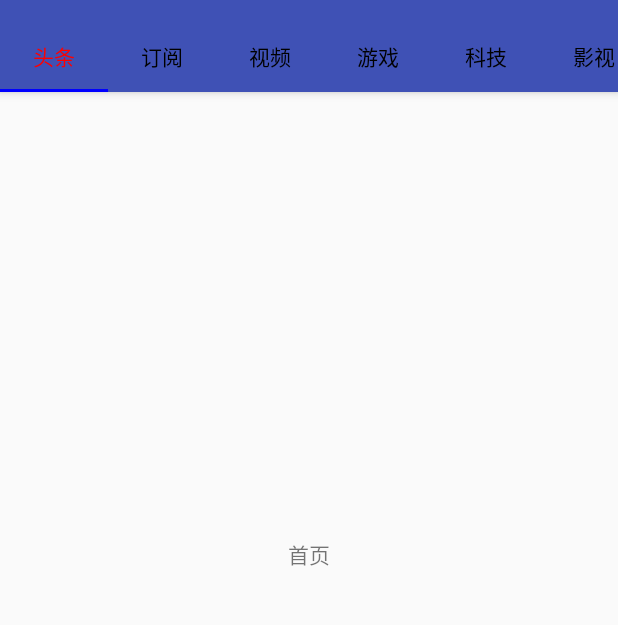
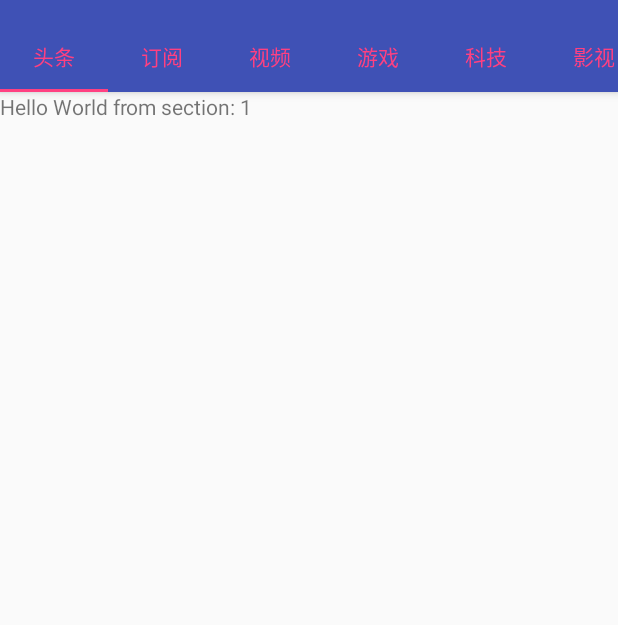
Before and after one commit to HanXuanMo/naruto, an Android app: the screen it shows after launch (MainActivity), on a phone screen of 412 x 824 dp, the part 64-689 px from its top. Run offline under Robolectric (Android 15) with nearby library versions, the phone set to English and light mode, and no system bars.

Commit message:
顶部导航栏（完成）

```diff
--- a/app/src/main/java/com/naruto/android/MainActivity.java
+++ b/app/src/main/java/com/naruto/android/MainActivity.java
@@ -9,6 +9,7 @@ import android.support.v4.app.Fragment;
 import android.support.v4.app.FragmentManager;
 import android.support.v4.app.FragmentPagerAdapter;
 import android.support.v4.view.GravityCompat;
+import android.support.v4.view.ViewPager;
 import android.support.v4.widget.DrawerLayout;
 import android.support.v7.app.ActionBar;
 import android.support.v7.app.AppCompatActivity;
@@ -22,6 +23,10 @@ import android.widget.TextView;
 
 public class MainActivity extends AppCompatActivity {
 
+    private SectionsPagerAdapter mSectionsPagerAdapter;
+
+    private ViewPager mViewPager;
+
     private TextView mTextView;
     private DrawerLayout mDrawerLayout;
 
@@ -31,7 +36,6 @@ public class MainActivity extends AppCompatActivity {
         setContentView(R.layout.activity_main);
 
         //滑动菜单点击事件
-        mTextView = (TextView) findViewById(R.id.text_show);
         NavigationView navigationView = (NavigationView) findViewById(R.id.navigation_view);
         navigationView.setCheckedItem(R.id.home_page);
         navigationView.setNavigationItemSelectedListener(new NavigationView.OnNavigationItemSelectedListener() {
@@ -39,16 +43,16 @@ public class MainActivity extends AppCompatActivity {
             public boolean onNavigationItemSelected(@NonNull MenuItem menuItem) {
                 switch (menuItem.getItemId()) {
                     case R.id.home_page:
-                        mTextView.setText("首页");
+
                         break;
                     case R.id.navigation_game:
-                        mTextView.setText("游戏");
+
                         break;
                     case R.id.navigation_circle:
-                        mTextView.setText("圈子");
+
                         break;
                     case R.id.navigation_me:
-                        mTextView.setText("我的");
+
                         break;
                 }
                 mDrawerLayout.closeDrawer(GravityCompat.START);
@@ -69,16 +73,12 @@ public class MainActivity extends AppCompatActivity {
         }
 
         //TabLayout
+        mSectionsPagerAdapter = new SectionsPagerAdapter(getSupportFragmentManager());
+        mViewPager = (ViewPager) findViewById(R.id.container);
+        mViewPager.setAdapter(mSectionsPagerAdapter);
         TabLayout tabLayout = (TabLayout) findViewById(R.id.tabs);
-        //tab可滚动
-        tabLayout.setTabMode(TabLayout.MODE_SCROLLABLE);
-        //tab居中显示
-        tabLayout.setTabGravity(TabLayout.GRAVITY_CENTER);
-        //tab的字体选择器,默认黑色,选择时红色
-        tabLayout.setTabTextColors(Color.BLACK, Color.RED);
-        //tab的下划线颜色,默认是粉红色
-        tabLayout.setSelectedTabIndicatorColor(Color.BLUE);
-
+        mViewPager.addOnPageChangeListener(new TabLayout.TabLayoutOnPageChangeListener(tabLayout));
+        tabLayout.addOnTabSelectedListener(new TabLayout.ViewPagerOnTabSelectedListener(mViewPager));
     }
 
     //菜单点击事件
@@ -93,11 +93,13 @@ public class MainActivity extends AppCompatActivity {
         return true;
     }
 
-    //设置tabLayout的点击监听器
+    //TabLayout点击事件
     public static class PlaceholderFragment extends Fragment {
 
         private static final String ARG_SECTION_NUMBER = "section_number";
 
+        public PlaceholderFragment() {
+        }
 
         public static PlaceholderFragment newInstance(int sectionNumber) {
             PlaceholderFragment fragment = new PlaceholderFragment();
@@ -108,8 +110,11 @@ public class MainActivity extends AppCompatActivity {
         }
 
         @Override
-        public View onCreateView(LayoutInflater inflater, ViewGroup container, Bundle savedInstanceState) {
-            View rootView = inflater.inflate(R.layout.activity_main, container, false);
+        public View onCreateView(LayoutInflater inflater, ViewGroup container,
+                                 Bundle savedInstanceState) {
+            View rootView = inflater.inflate(R.layout.content_main, container, false);
+            TextView textView = (TextView) rootView.findViewById(R.id.text_view);
+            textView.setText(getString(R.string.section_format, getArguments().getInt(ARG_SECTION_NUMBER)));
             return rootView;
         }
     }
@@ -131,5 +136,4 @@ public class MainActivity extends AppCompatActivity {
             return 11;
         }
     }
-
 }
--- a/app/src/main/res/layout/app_bar_main.xml
+++ b/app/src/main/res/layout/app_bar_main.xml
@@ -1,5 +1,6 @@
 <?xml version="1.0" encoding="utf-8"?>
-<android.support.design.widget.CoordinatorLayout xmlns:android="http://schemas.android.com/apk/res/android"
+<android.support.design.widget.CoordinatorLayout
+    xmlns:android="http://schemas.android.com/apk/res/android"
     xmlns:app="http://schemas.android.com/apk/res-auto"
     xmlns:tools="http://schemas.android.com/tools"
     android:layout_width="match_parent"
@@ -21,7 +22,12 @@
         <android.support.design.widget.TabLayout
             android:id="@+id/tabs"
             android:layout_width="match_parent"
-            android:layout_height="wrap_content">
+            android:layout_height="wrap_content"
+            app:tabGravity="center"
+            app:tabIndicatorColor="@color/colorAccent"
+            app:tabMode="scrollable"
+            app:tabSelectedTextColor="@color/colorAccent"
+            app:tabTextColor="@color/colorAccent">
 
             <android.support.design.widget.TabItem
                 android:id="@+id/tab_headline"
@@ -93,6 +99,10 @@
 
     </android.support.design.widget.AppBarLayout>
 
-    <include layout="@layout/content_main"/>
+    <android.support.v4.view.ViewPager
+        android:id="@+id/container"
+        android:layout_width="match_parent"
+        android:layout_height="match_parent"
+        app:layout_behavior="@string/appbar_scrolling_view_behavior" />
 
 </android.support.design.widget.CoordinatorLayout>
--- a/app/src/main/res/layout/content_main.xml
+++ b/app/src/main/res/layout/content_main.xml
@@ -3,16 +3,17 @@
     xmlns:android="http://schemas.android.com/apk/res/android"
     xmlns:app="http://schemas.android.com/apk/res-auto"
     xmlns:tools="http://schemas.android.com/tools"
+    android:id="@+id/view_pager"
     android:layout_width="match_parent"
     android:layout_height="match_parent"
-    tools:context=".MainActivity"
+    app:layout_behavior="@string/appbar_scrolling_view_behavior"
+    tools:context=".MainActivity$PlaceholderFragment"
     tools:showIn="@layout/app_bar_main">
 
     <TextView
-        android:id="@+id/text_show"
-        android:layout_width="match_parent"
-        android:layout_height="match_parent"
-        android:text="@string/title_home_page"
-        android:gravity="center"/>
+        android:id="@+id/text_view"
+        android:layout_width="wrap_content"
+        android:layout_height="wrap_content"
+        android:text="@string/title_home_page"/>
 
 </android.support.constraint.ConstraintLayout>
--- a/app/src/main/res/values/strings.xml
+++ b/app/src/main/res/values/strings.xml
@@ -17,4 +17,5 @@
     <string name="tab_industry">产业</string>
     <string name="tab_entertainment">娱乐</string>
     <string name="tab_mobile_games">手游</string>
+    <string name="section_format">Hello World from section: %1$d</string>
 </resources>
```
Also changed, not shown: app/src/main/res/layout/activity_ps.xml (+8 -8 lines).
